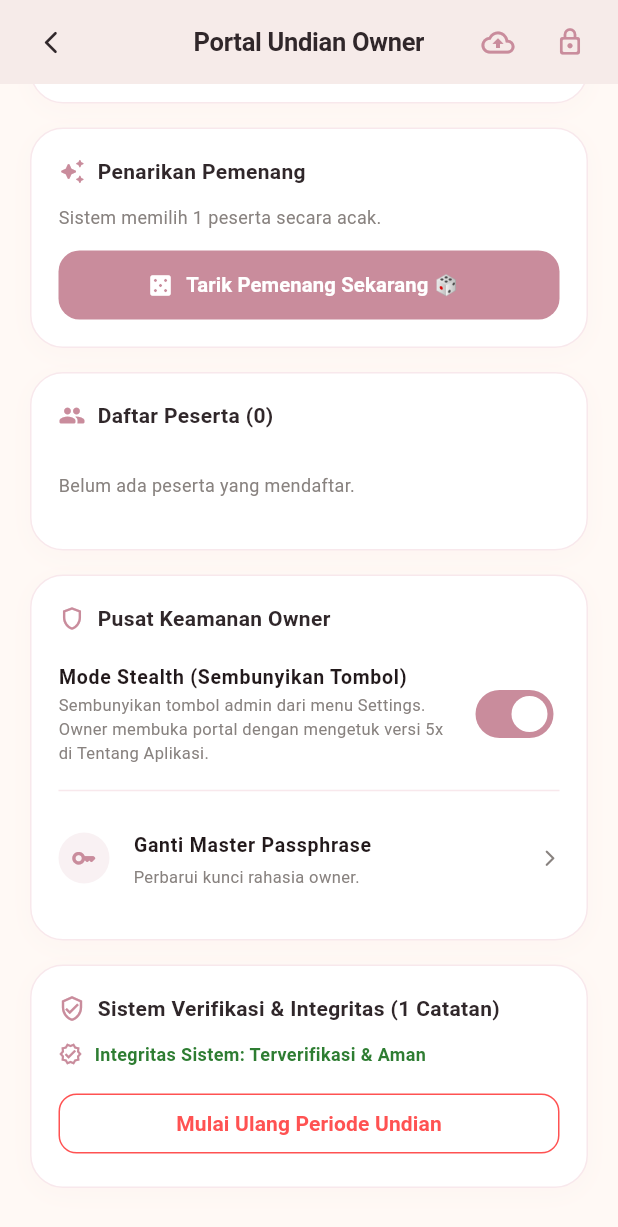
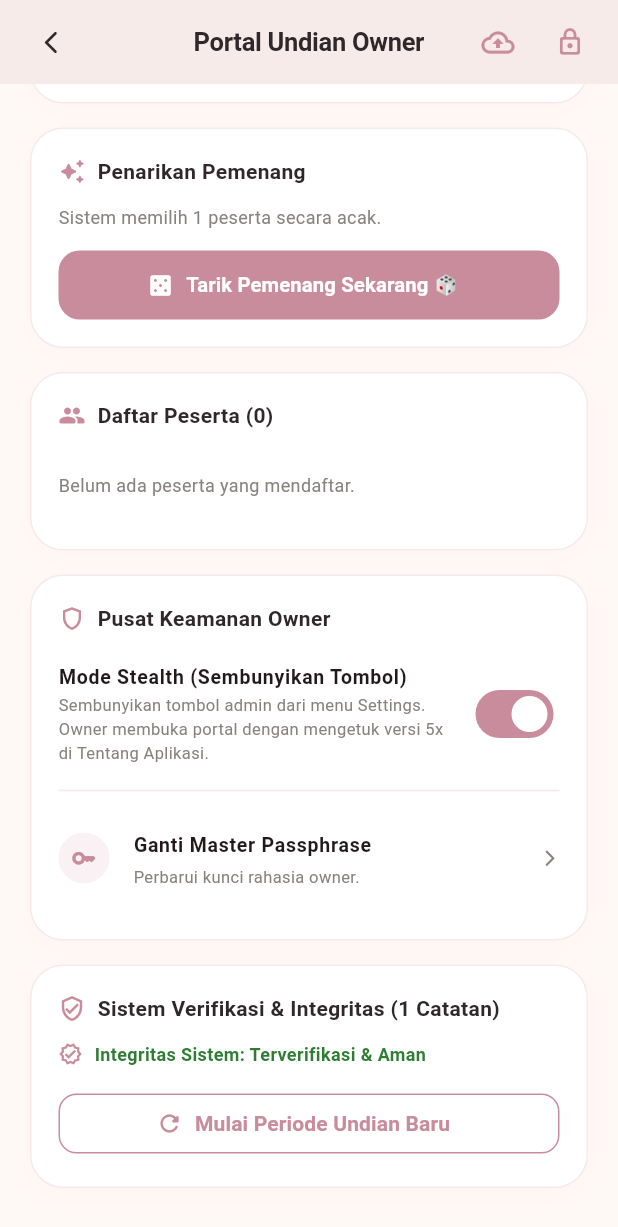
Before and after one commit to dndraamy/mirrora-app, a Flutter app: the AdminGiveawayScreen screen opened directly, scrolled down 452 dp, on a phone screen of 412 x 824 dp. Shown: the top 1227 px of the screen. Run offline on Flutter 3.47's test engine with Material 3 defaults, Android fonts, the phone set to English and light mode, and no system bars; our stand-ins replace flutter_local_notifications, flutter_map, flutter_secure_storage, geolocator, hive_flutter, image_picker and 6 more; missing offline and left inert: bcrypt, noise_meter; accounts and stored records are empty; network calls fail.

```diff
--- a/lib/screens/admin_giveaway_screen.dart
+++ b/lib/screens/admin_giveaway_screen.dart
@@ -322,9 +322,9 @@ class _AdminGiveawayScreenState extends State<AdminGiveawayScreen> with WidgetsB
           borderRadius: BorderRadius.circular(20),
           side: const BorderSide(color: MirroraTheme.blushPink),
         ),
-        title: const Text('Mulai Ulang Periode Undian?'),
+        title: const Text('Mulai Periode Undian Baru?'),
         content: const Text(
-          'Seluruh status dan data pemenang undian saat ini akan dibersihkan untuk memulai periode undian baru.',
+          'Periode undian baru akan dibuka untuk menerima peserta baru. Seluruh riwayat pemenang sebelumnya dan sertifikat blockchain tetap tersimpan aman.',
           style: TextStyle(fontSize: 12.5, color: MirroraTheme.warmGray),
         ),
         actions: [
@@ -335,24 +335,24 @@ class _AdminGiveawayScreenState extends State<AdminGiveawayScreen> with WidgetsB
           ElevatedButton(
             onPressed: () => Navigator.pop(ctx, true),
             style: ElevatedButton.styleFrom(
-              backgroundColor: Colors.redAccent,
+              backgroundColor: MirroraTheme.dustyRose,
               foregroundColor: Colors.white,
               elevation: 0,
               shape: RoundedRectangleBorder(borderRadius: BorderRadius.circular(10)),
             ),
-            child: const Text('Ya, Mulai Ulang'),
+            child: const Text('Ya, Buka Periode Baru'),
           ),
         ],
       ),
     );
 
     if (confirmed == true) {
-      await _service.resetCampaignForTesting();
+      await _service.startNewCampaignPeriod();
       final c = _service.currentCampaign;
       _titleController.text = c.title;
       _prizeController.text = c.prize;
       setState(() {});
-      _showMessage('Periode undian berhasil dimulai ulang!');
+      _showMessage('Periode undian baru berhasil dibuka!');
     }
   }
 
@@ -988,14 +988,15 @@ class _AdminGiveawayScreenState extends State<AdminGiveawayScreen> with WidgetsB
                         const SizedBox(height: 14),
                         SizedBox(
                           width: double.infinity,
-                          child: OutlinedButton(
+                          child: OutlinedButton.icon(
                             onPressed: _resetCampaign,
+                            icon: const Icon(Icons.refresh_rounded, size: 18),
                             style: OutlinedButton.styleFrom(
-                              foregroundColor: Colors.redAccent,
-                              side: const BorderSide(color: Colors.redAccent),
+                              foregroundColor: MirroraTheme.dustyRose,
+                              side: const BorderSide(color: MirroraTheme.dustyRose),
                               shape: RoundedRectangleBorder(borderRadius: BorderRadius.circular(12)),
                             ),
-                            child: const Text('Mulai Ulang Periode Undian', style: TextStyle(fontWeight: FontWeight.w700)),
+                            label: const Text('Mulai Periode Undian Baru', style: TextStyle(fontWeight: FontWeight.w700)),
                           ),
                         ),
                       ],
```
Also changed, not shown: lib/screens/shake_to_pick_screen.dart (+10 -12 lines), lib/services/giveaway_service.dart (+57 -24 lines).
